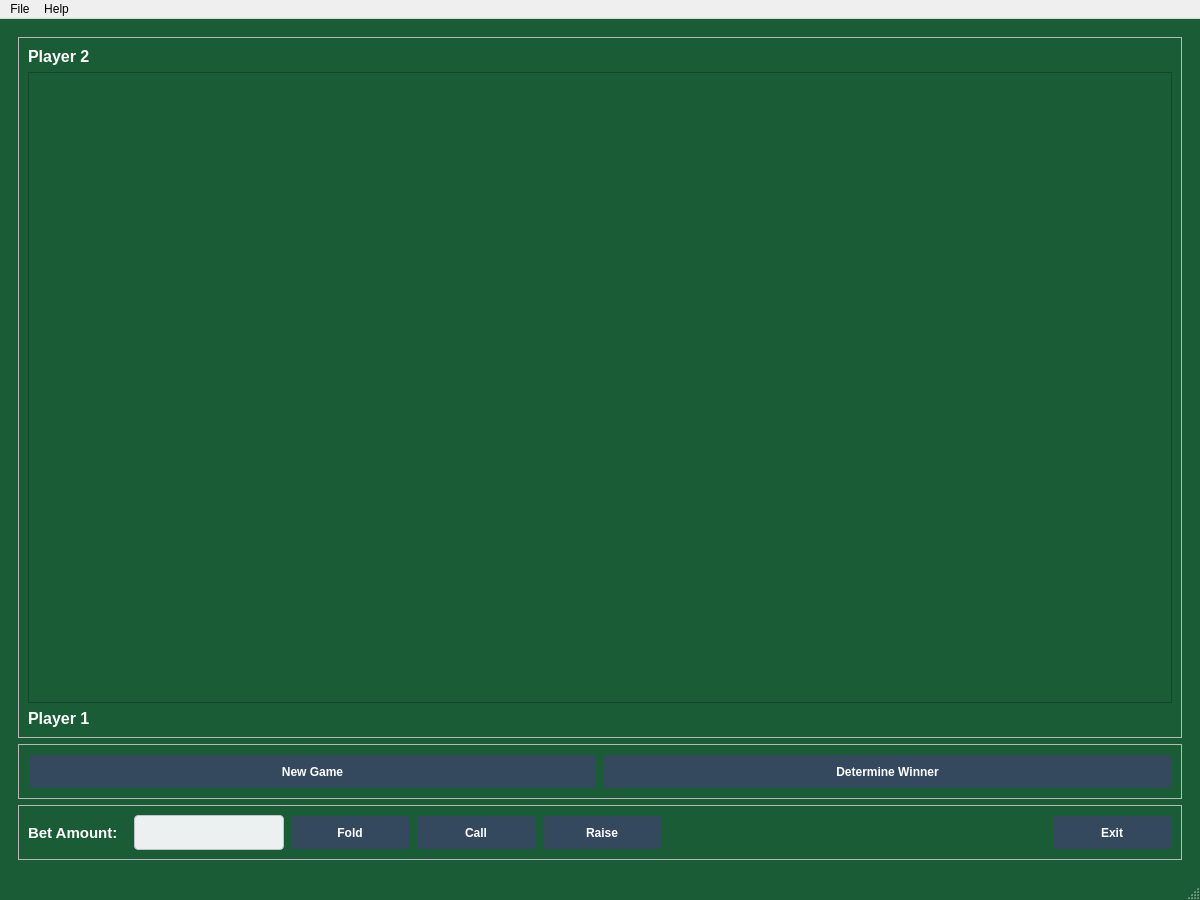
Above: mainwindow.ui from BitManipulators/202_PokerGame before the change. Below: the same form after it.
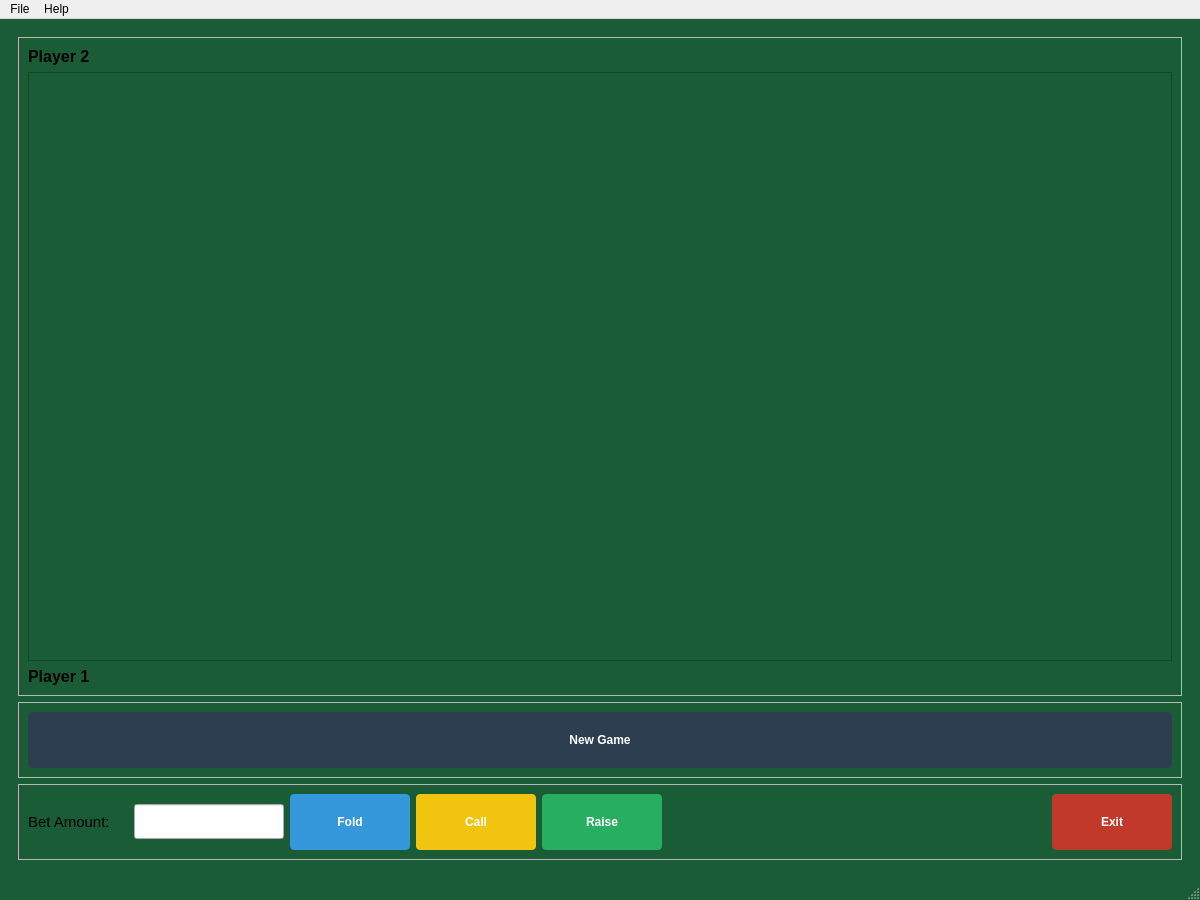
That is the form after the change. Icons and pictures are not drawn.

Diff of the .ui file:
```diff
--- a/mainwindow.ui
+++ b/mainwindow.ui
@@ -21,48 +21,85 @@
 
 /* Basic button style */
 QPushButton {
-  color: white;
-  border-radius: 4px;
-  padding: 6px;
-  font-weight: bold;
-  background-color: #34495e;
-  border: 2px solid transparent;
+    color: white;
+    border-radius: 4px;
+    padding: 8px 16px;
+    font-weight: bold;
+    font-family: "Segoe UI", Arial, sans-serif;
+    background-color: #2c3e50;
+    border: none;
+    min-height: 40px;
 }
 
-/* Hover state: Increase brightness and add border */
 QPushButton:hover {
   background-color: #3d5a73; /* a brighter blue-gray */
   border: 2px solid #ecf0f1;
 }
 
-/* Pressed state: Darken further and maintain border */
 QPushButton:pressed {
   background-color: #2a3d4f; /* a darker tone */
   border: 2px solid #ecf0f1;
 }
 
-/* Checked/Active state: Use a distinct color with a visible border */
-QPushButton:checked, QPushButton:checked:hover {
+QPushButton:disabled {
+    background-color: #7f8c8d;
+    color: #bdc3c7;
+}
+
+/* Call button is now yellow instead of green */
+QPushButton#callButton {
+    background-color: #f1c40f; /* Yellow color */
+}
+
+QPushButton#callButton:hover {
+    background-color: #f39c12; /* Darker yellow on hover */
+}
+
+/* Keeping the Raise button green */
+QPushButton#placeBetButton {
+    background-color: #27ae60;
+}
+
+QPushButton#placeBetButton:hover {
+    background-color: #2ecc71;
+}
+
+QPushButton#foldButton {
+    background-color: #3498db;
+}
+
+QPushButton#foldButton:hover {
+    background-color: #2980b9;
+}
+
+QPushButton#exitButton {
+    background-color: #c0392b;
+}
+
+QMessageBox {
+  background-color: #1a5c35;
+}
+
+QMessageBox QLabel {
+  color: white;
+  font-size: 14px;
+}
+
+QMessageBox QPushButton {
+  background-color: #3498db;
+  color: white;
+  border-radius: 4px;
+  padding: 6px 12px;
+  min-width: 80px;
+  font-weight: bold;
+}
+
+QMessageBox QPushButton:hover {
   background-color: #2980b9;
-  border: 2px solid #ecf0f1;
 }
 
-/* Focus state: Emphasize with a contrasting border */
-QPushButton:focus {
-  border: 2px solid #f1c40f;
-}
-
-QLabel {
-  color: white;
-  font-weight: bold;
-}
-
-QLineEdit {
-    color: #2c3e50; /* or another darker color */
-    padding: 4px;
-    border-radius: 4px;
-    border: 1px solid #bdc3c7;
-    background-color: #ecf0f1;
+QMessageBox QPushButton:pressed {
+  background-color: #1c6ea4;
 }
    </string>
   </property>
@@ -227,19 +264,6 @@
              </property>
             </widget>
            </item>
-           <item>
-            <widget class="QPushButton" name="determineWinnerButton">
-             <property name="minimumSize">
-              <size>
-               <width>150</width>
-               <height>35</height>
-              </size>
-             </property>
-             <property name="text">
-              <string>Determine Winner</string>
-             </property>
-            </widget>
-           </item>
           </layout>
          </widget>
         </item>
```
Left out of the diff: 11 changed lines with no effect on the pictures.
